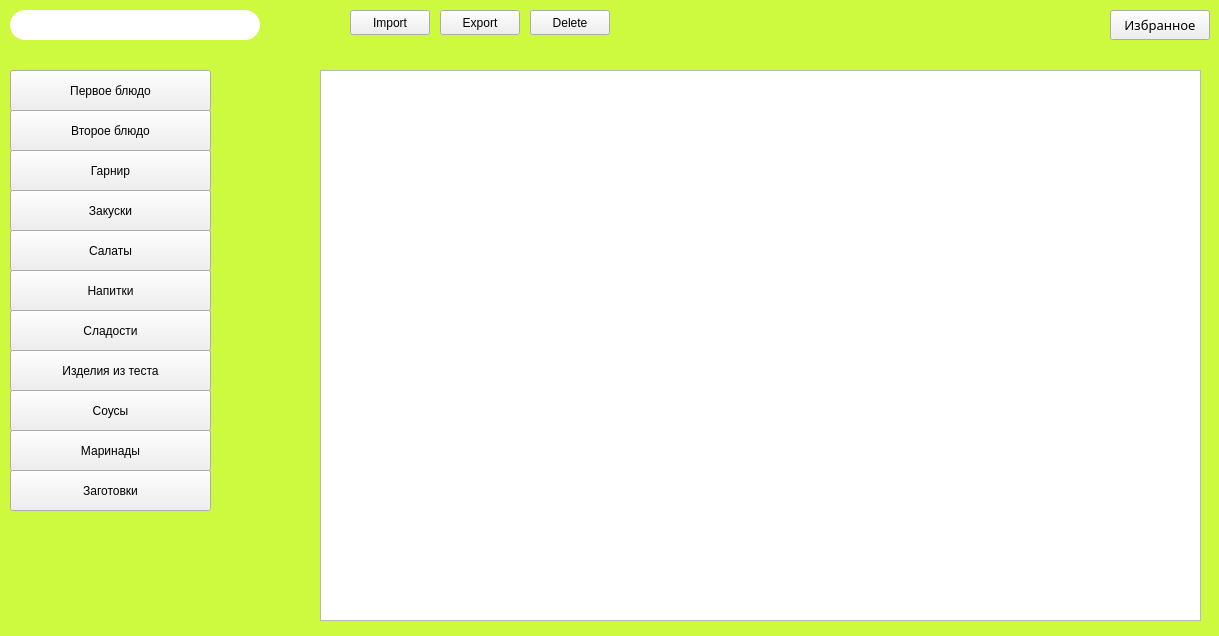
Krasnoffsky/Study, file Visual Programming/CourseWork/Part2/ReceptBook/mainwindow.ui: the form before one commit.
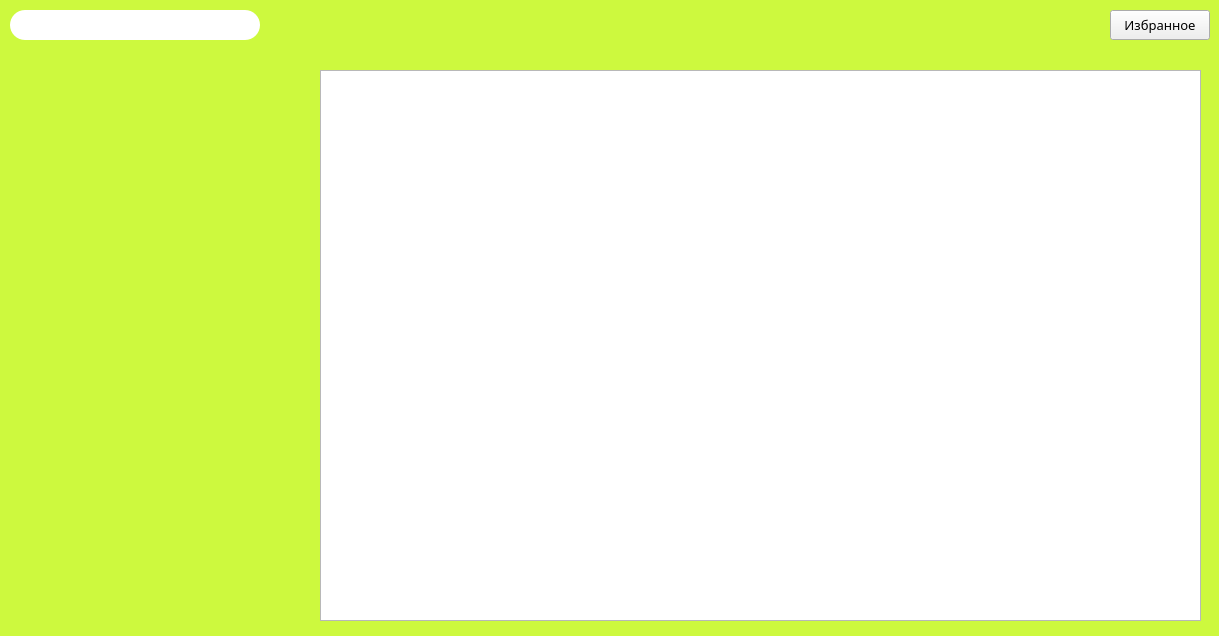
The form after the commit.

```diff
--- a/Visual Programming/CourseWork/Part2/ReceptBook/mainwindow.ui
+++ b/Visual Programming/CourseWork/Part2/ReceptBook/mainwindow.ui
@@ -98,19 +98,6 @@
      <bool>true</bool>
     </property>
    </widget>
-   <widget class="QPushButton" name="testButton">
-    <property name="geometry">
-     <rect>
-      <x>350</x>
-      <y>10</y>
-      <width>80</width>
-      <height>25</height>
-     </rect>
-    </property>
-    <property name="text">
-     <string>Import</string>
-    </property>
-   </widget>
    <widget class="QTextEdit" name="outputBox">
     <property name="geometry">
      <rect>
@@ -121,175 +108,6 @@
      </rect>
     </property>
    </widget>
-   <widget class="QPushButton" name="testButton2">
-    <property name="geometry">
-     <rect>
-      <x>440</x>
-      <y>10</y>
-      <width>80</width>
-      <height>25</height>
-     </rect>
-    </property>
-    <property name="text">
-     <string>Export</string>
-    </property>
-   </widget>
-   <widget class="QPushButton" name="testButton3">
-    <property name="geometry">
-     <rect>
-      <x>530</x>
-      <y>10</y>
-      <width>80</width>
-      <height>25</height>
-     </rect>
-    </property>
-    <property name="text">
-     <string>Delete</string>
-    </property>
-   </widget>
-   <widget class="QPushButton" name="firstButton">
-    <property name="geometry">
-     <rect>
-      <x>10</x>
-      <y>70</y>
-      <width>201</width>
-      <height>41</height>
-     </rect>
-    </property>
-    <property name="text">
-     <string>Первое блюдо</string>
-    </property>
-   </widget>
-   <widget class="QPushButton" name="secondButton">
-    <property name="geometry">
-     <rect>
-      <x>10</x>
-      <y>110</y>
-      <width>201</width>
-      <height>41</height>
-     </rect>
-    </property>
-    <property name="text">
-     <string>Второе блюдо</string>
-    </property>
-   </widget>
-   <widget class="QPushButton" name="granishButton">
-    <property name="geometry">
-     <rect>
-      <x>10</x>
-      <y>150</y>
-      <width>201</width>
-      <height>41</height>
-     </rect>
-    </property>
-    <property name="text">
-     <string>Гарнир</string>
-    </property>
-   </widget>
-   <widget class="QPushButton" name="sweetButton">
-    <property name="geometry">
-     <rect>
-      <x>10</x>
-      <y>310</y>
-      <width>201</width>
-      <height>41</height>
-     </rect>
-    </property>
-    <property name="text">
-     <string>Сладости</string>
-    </property>
-   </widget>
-   <widget class="QPushButton" name="snackButton">
-    <property name="geometry">
-     <rect>
-      <x>10</x>
-      <y>190</y>
-      <width>201</width>
-      <height>41</height>
-     </rect>
-    </property>
-    <property name="text">
-     <string>Закуски</string>
-    </property>
-   </widget>
-   <widget class="QPushButton" name="drinkButtton">
-    <property name="geometry">
-     <rect>
-      <x>10</x>
-      <y>270</y>
-      <width>201</width>
-      <height>41</height>
-     </rect>
-    </property>
-    <property name="text">
-     <string>Напитки</string>
-    </property>
-   </widget>
-   <widget class="QPushButton" name="marinadeButton">
-    <property name="geometry">
-     <rect>
-      <x>10</x>
-      <y>430</y>
-      <width>201</width>
-      <height>41</height>
-     </rect>
-    </property>
-    <property name="text">
-     <string>Маринады</string>
-    </property>
-   </widget>
-   <widget class="QPushButton" name="doughButton">
-    <property name="geometry">
-     <rect>
-      <x>10</x>
-      <y>350</y>
-      <width>201</width>
-      <height>41</height>
-     </rect>
-    </property>
-    <property name="text">
-     <string>Изделия из теста</string>
-    </property>
-   </widget>
-   <widget class="QPushButton" name="sauceButton">
-    <property name="geometry">
-     <rect>
-      <x>10</x>
-      <y>390</y>
-      <width>201</width>
-      <height>41</height>
-     </rect>
-    </property>
-    <property name="text">
-     <string>Соусы</string>
-    </property>
-   </widget>
-   <widget class="QPushButton" name="stockButton">
-    <property name="geometry">
-     <rect>
-      <x>10</x>
-      <y>470</y>
-      <width>201</width>
-      <height>41</height>
-     </rect>
-    </property>
-    <property name="text">
-     <string>Заготовки</string>
-    </property>
-   </widget>
-   <widget class="QPushButton" name="salatButton">
-    <property name="geometry">
-     <rect>
-      <x>10</x>
-      <y>230</y>
-      <width>201</width>
-      <height>41</height>
-     </rect>
-    </property>
-    <property name="text">
-     <string>Салаты</string>
-    </property>
-   </widget>
   </widget>
  </widget>
  <resources/>
```
